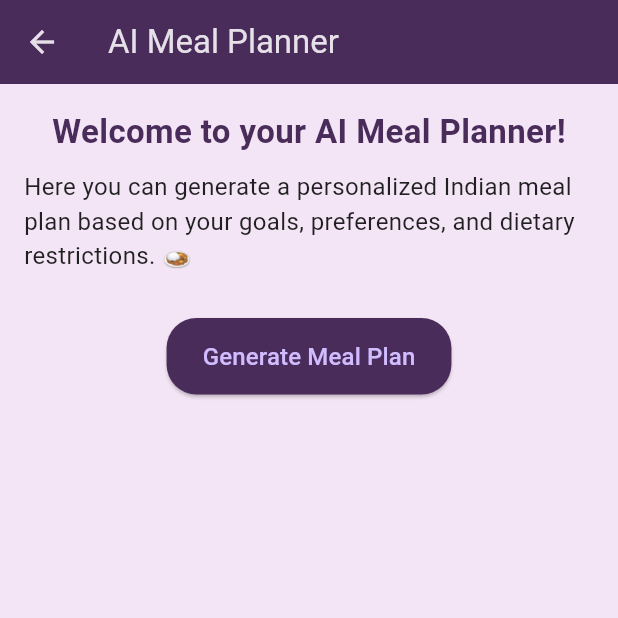
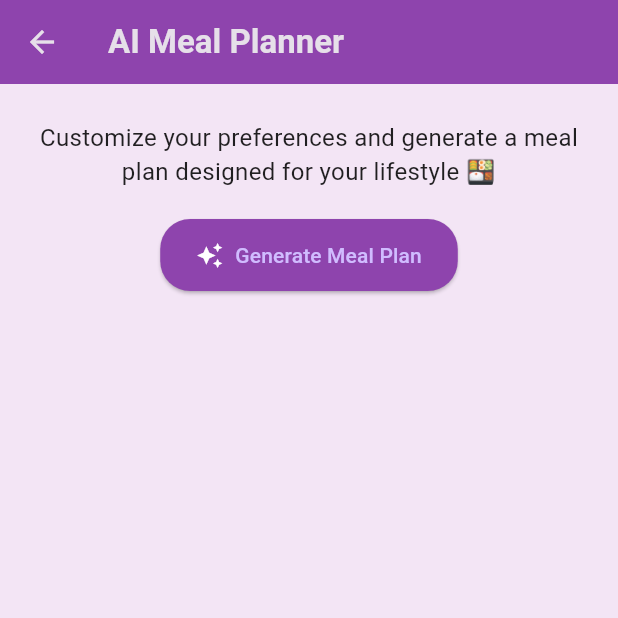
Before and after one commit to CodeOtter11/meal_planner, a Flutter app: the MealPlanGeneratorPage screen opened directly, on a phone screen of 412 x 824 dp, the top half of it. Run offline on Flutter 3.47's test engine with Material 3 defaults, Android fonts, the phone set to English and light mode, and no system bars.

Commit message:
Redesigned te meal plan generator page

```diff
--- a/lib/meal_plan_generator_page.dart
+++ b/lib/meal_plan_generator_page.dart
@@ -25,15 +25,22 @@ class _MealPlanGeneratorPageState extends State<MealPlanGeneratorPage> {
 
   final List<String> genders = ['Male', 'Female', 'Other'];
   final List<String> goals = ['Lose Weight', 'Maintain Weight', 'Gain Muscle'];
-  final List<String> dietaryPreferences = ['Vegetarian', 'Vegan', 'Non-Vegetarian', 'Keto', 'Paleo'];
+  final List<String> dietaryPreferences = [
+    'Vegetarian',
+    'Vegan',
+    'Non-Vegetarian',
+    'Keto',
+    'Paleo'
+  ];
 
-  // Spoonacular API key (replace with your own)
+  // Spoonacular API key
   final String apiKey = 'e65793b8783e499fb8c80e6902f70c46';
 
   Future<void> generateMealPlan() async {
     if (_formKey.currentState!.validate()) {
       final String diet = dietaryPreference ?? 'balanced';
-      final String intolerances = allergiesController.text.isNotEmpty ? allergiesController.text : 'peanuts';
+      final String intolerances =
+      allergiesController.text.isNotEmpty ? allergiesController.text : 'peanuts';
       final String targetCalories = _calculateTargetCalories().toString();
 
       final url = Uri.parse(
@@ -47,21 +54,22 @@ class _MealPlanGeneratorPageState extends State<MealPlanGeneratorPage> {
           final meals = data['meals'];
           final nutrients = data['nutrients'];
           final mealPlan = StringBuffer();
-          mealPlan.write('Daily Indian Meal Plan:\n');
+          mealPlan.write('🍛 **Your Indian Meal Plan** 🍛\n\n');
           for (var meal in meals) {
-            mealPlan.write('- ${meal['title']} (Ready in ${meal['readyInMinutes']} mins, Servings: ${meal['servings']})\n');
+            mealPlan.write(
+                '• ${meal['title']} (⏱ ${meal['readyInMinutes']} mins, 🍽 Servings: ${meal['servings']})\n');
           }
-          mealPlan.write('Nutrients: Calories: ${nutrients['calories'].toStringAsFixed(2)}, '
-              'Protein: ${nutrients['protein'].toStringAsFixed(2)} g, '
-              'Fat: ${nutrients['fat'].toStringAsFixed(2)} g, '
-              'Carbs: ${nutrients['carbohydrates'].toStringAsFixed(2)} g');
+          mealPlan.write(
+              '\n**Nutrients Summary:**\nCalories: ${nutrients['calories'].toStringAsFixed(2)} kcal\nProtein: ${nutrients['protein'].toStringAsFixed(2)} g\nFat: ${nutrients['fat'].toStringAsFixed(2)} g\nCarbs: ${nutrients['carbohydrates'].toStringAsFixed(2)} g');
 
           setState(() {
             mealPlanResult = mealPlan.toString();
+            showForm = false; // close popup
           });
         } else {
           setState(() {
-            mealPlanResult = 'Failed to generate meal plan. Status: ${response.statusCode}. Please check your API key or try again later.';
+            mealPlanResult =
+            'Failed to generate meal plan. Please check your API key or try again later.';
           });
         }
       } catch (e) {
@@ -79,16 +87,36 @@ class _MealPlanGeneratorPageState extends State<MealPlanGeneratorPage> {
     final String genderValue = gender ?? 'Male';
     final String goalValue = goal ?? 'Maintain Weight';
 
-    // Simplified BMR calculation (Mifflin-St Jeor Equation)
     double bmr = genderValue == 'Male'
         ? 10 * weight + 6.25 * height - 5 * age + 5
         : 10 * weight + 6.25 * height - 5 * age - 161;
 
-    // Adjust for goal
-    if (goalValue == 'Lose Weight') bmr *= 0.85; // 15% deficit
-    if (goalValue == 'Gain Muscle') bmr *= 1.15; // 15% surplus
+    if (goalValue == 'Lose Weight') bmr *= 0.85;
+    if (goalValue == 'Gain Muscle') bmr *= 1.15;
 
     return bmr.round();
+  }
+
+  // Helper for consistent text field design
+  InputDecoration _inputDecoration(String label) {
+    return InputDecoration(
+      labelText: label,
+      filled: true,
+      fillColor: Colors.white,
+      labelStyle: const TextStyle(color: Color(0xFF6C3483), fontWeight: FontWeight.w500),
+      border: OutlineInputBorder(
+        borderRadius: BorderRadius.circular(15),
+        borderSide: const BorderSide(color: Color(0xFFB57EDC), width: 1.5),
+      ),
+      enabledBorder: OutlineInputBorder(
+        borderRadius: BorderRadius.circular(15),
+        borderSide: const BorderSide(color: Color(0xFFB57EDC), width: 1.5),
+      ),
+      focusedBorder: OutlineInputBorder(
+        borderRadius: BorderRadius.circular(15),
+        borderSide: const BorderSide(color: Color(0xFF8E44AD), width: 2),
+      ),
+    );
   }
 
   @override
@@ -96,178 +124,53 @@ class _MealPlanGeneratorPageState extends State<MealPlanGeneratorPage> {
     return Scaffold(
       backgroundColor: const Color(0xFFF3E5F5),
       appBar: AppBar(
-        backgroundColor: const Color(0xFF4A2C5A),
-        title: const Text('AI Meal Planner'),
+        backgroundColor: const Color(0xFF8E44AD),
+        title: const Text('AI Meal Planner', style: TextStyle(fontWeight: FontWeight.w600)),
       ),
-      body: SingleChildScrollView(
+      body: Stack(
+        children: [
+          // Main content
+          SingleChildScrollView(
             child: Padding(
-          padding: const EdgeInsets.all(16.0),
+              padding: const EdgeInsets.all(24.0),
               child: Column(
                 children: [
                   const Text(
-                'Welcome to your AI Meal Planner!',
-                style: TextStyle(fontSize: 22, fontWeight: FontWeight.bold, color: Color(0xFF4A2C5A)),
-              ),
-              const SizedBox(height: 10),
-              const Text(
-                'Here you can generate a personalized Indian meal plan based on your goals, preferences, and dietary restrictions. 🍛',
+                    'Customize your preferences and generate a meal plan designed for your lifestyle 🍱',
+                    textAlign: TextAlign.center,
                     style: TextStyle(fontSize: 16, color: Colors.black87),
                   ),
-              const SizedBox(height: 30),
-              ElevatedButton(
+                  const SizedBox(height: 20),
+                  ElevatedButton.icon(
+                    onPressed: () {
+                      setState(() => showForm = true);
+                    },
+                    icon: const Icon(Icons.auto_awesome, color: Colors.white),
+                    label: const Text('Generate Meal Plan'),
                     style: ElevatedButton.styleFrom(
-                  backgroundColor: const Color(0xFF4A2C5A),
+                      backgroundColor: const Color(0xFF8E44AD),
                       padding: const EdgeInsets.symmetric(horizontal: 24, vertical: 14),
                       shape: RoundedRectangleBorder(
                         borderRadius: BorderRadius.circular(20),
                       ),
                     ),
-                onPressed: () {
-                  setState(() {
-                    showForm = true;
-                  });
-                },
-                child: const Text('Generate Meal Plan', style: TextStyle(fontSize: 16)),
                   ),
-              const SizedBox(height: 20),
-              if (showForm)
-                Center(
-                  child: Card(
-                    elevation: 8,
-                    shape: RoundedRectangleBorder(borderRadius: BorderRadius.circular(20)),
+                  const SizedBox(height: 30),
+                  if (mealPlanResult != null && mealPlanResult!.isNotEmpty)
+                    Card(
+                      elevation: 10,
                       color: Colors.white,
-                    child: Container(
-                      width: MediaQuery.of(context).size.width * 0.5,
-                      padding: const EdgeInsets.all(20),
-                      child: Form(
-                        key: _formKey,
-                        child: Column(
-                          crossAxisAlignment: CrossAxisAlignment.start,
-                          children: [
-                            const Text(
-                              'Generate Your Meal Plan 🍽️',
-                              style: TextStyle(fontSize: 20, fontWeight: FontWeight.bold, color: Color(0xFF4A2C5A)),
-                            ),
-                            const SizedBox(height: 15),
-                            TextFormField(
-                              controller: ageController,
-                              keyboardType: TextInputType.number,
-                              decoration: const InputDecoration(
-                                labelText: 'Age',
-                                border: OutlineInputBorder(borderSide: BorderSide(color: Colors.grey)),
-                                filled: true,
-                                fillColor: Colors.white,
-                              ),
-                              validator: (value) => value!.isEmpty ? 'Enter your age' : null,
-                            ),
-                            const SizedBox(height: 10),
-                            DropdownButtonFormField<String>(
-                              value: gender,
-                              decoration: const InputDecoration(
-                                labelText: 'Gender',
-                                border: OutlineInputBorder(borderSide: BorderSide(color: Colors.grey)),
-                                filled: true,
-                                fillColor: Colors.white,
-                              ),
-                              items: genders
-                                  .map((g) => DropdownMenuItem(value: g, child: Text(g)))
-                                  .toList(),
-                              onChanged: (val) => setState(() => gender = val),
-                              validator: (value) => value == null ? 'Select gender' : null,
-                            ),
-                            const SizedBox(height: 10),
-                            TextFormField(
-                              controller: heightController,
-                              keyboardType: TextInputType.number,
-                              decoration: const InputDecoration(
-                                labelText: 'Height (cm)',
-                                border: OutlineInputBorder(borderSide: BorderSide(color: Colors.grey)),
-                                filled: true,
-                                fillColor: Colors.white,
-                              ),
-                              validator: (value) => value!.isEmpty ? 'Enter your height' : null,
-                            ),
-                            const SizedBox(height: 10),
-                            TextFormField(
-                              controller: weightController,
-                              keyboardType: TextInputType.number,
-                              decoration: const InputDecoration(
-                                labelText: 'Weight (kg)',
-                                border: OutlineInputBorder(borderSide: BorderSide(color: Colors.grey)),
-                                filled: true,
-                                fillColor: Colors.white,
-                              ),
-                              validator: (value) => value!.isEmpty ? 'Enter your weight' : null,
-                            ),
-                            const SizedBox(height: 10),
-                            DropdownButtonFormField<String>(
-                              value: goal,
-                              decoration: const InputDecoration(
-                                labelText: 'Goal',
-                                border: OutlineInputBorder(borderSide: BorderSide(color: Colors.grey)),
-                                filled: true,
-                                fillColor: Colors.white,
-                              ),
-                              items: goals
-                                  .map((g) => DropdownMenuItem(value: g, child: Text(g)))
-                                  .toList(),
-                              onChanged: (val) => setState(() => goal = val),
-                              validator: (value) => value == null ? 'Select goal' : null,
-                            ),
-                            const SizedBox(height: 10),
-                            TextFormField(
-                              controller: allergiesController,
-                              decoration: const InputDecoration(
-                                labelText: 'Allergies',
-                                border: OutlineInputBorder(borderSide: BorderSide(color: Colors.grey)),
-                                filled: true,
-                                fillColor: Colors.white,
-                              ),
-                            ),
-                            const SizedBox(height: 10),
-                            DropdownButtonFormField<String>(
-                              value: dietaryPreference,
-                              decoration: const InputDecoration(
-                                labelText: 'Dietary Preference',
-                                border: OutlineInputBorder(borderSide: BorderSide(color: Colors.grey)),
-                                filled: true,
-                                fillColor: Colors.white,
-                              ),
-                              items: dietaryPreferences
-                                  .map((g) => DropdownMenuItem(value: g, child: Text(g)))
-                                  .toList(),
-                              onChanged: (val) => setState(() => dietaryPreference = val),
-                            ),
-                            const SizedBox(height: 20),
-                            ElevatedButton(
-                              style: ElevatedButton.styleFrom(
-                                backgroundColor: const Color(0xFF4A2C5A),
-                                padding: const EdgeInsets.symmetric(horizontal: 24, vertical: 14),
                       shape: RoundedRectangleBorder(
                         borderRadius: BorderRadius.circular(20),
                       ),
-                              ),
-                              onPressed: generateMealPlan,
-                              child: const Text('Generate Now'),
-                            ),
-                          ],
-                        ),
-                      ),
-                    ),
-                  ),
-                ),
-              if (mealPlanResult != null && mealPlanResult!.isNotEmpty)
-                Padding(
-                  padding: const EdgeInsets.all(16.0),
-                  child: Card(
-                    elevation: 8,
-                    color: Colors.white,
-                    shape: RoundedRectangleBorder(borderRadius: BorderRadius.circular(20)),
                       child: Padding(
-                      padding: const EdgeInsets.all(16.0),
+                        padding: const EdgeInsets.all(20.0),
                         child: Text(
                           mealPlanResult!,
-                        style: const TextStyle(fontSize: 16, color: Colors.black87),
+                          style: const TextStyle(
+                            fontSize: 16,
+                            color: Colors.black87,
+                            height: 1.5,
                           ),
                         ),
                       ),
@@ -276,6 +179,130 @@ class _MealPlanGeneratorPageState extends State<MealPlanGeneratorPage> {
               ),
             ),
           ),
+
+          // Popup form overlay
+          if (showForm)
+            GestureDetector(
+              onTap: () => setState(() => showForm = false),
+              child: Container(
+                color: Colors.black.withOpacity(0.4),
+                width: double.infinity,
+                height: double.infinity,
+                child: Center(
+                  child: AnimatedContainer(
+                    duration: const Duration(milliseconds: 300),
+                    curve: Curves.easeInOut,
+                    width: MediaQuery.of(context).size.width * 0.4,
+                    child: Card(
+                      elevation: 20,
+                      color: Colors.white,
+                      shape: RoundedRectangleBorder(
+                        borderRadius: BorderRadius.circular(25),
+                      ),
+                      child: Padding(
+                        padding: const EdgeInsets.all(24.0),
+                        child: Form(
+                          key: _formKey,
+                          child: SingleChildScrollView(
+                            child: Column(
+                              crossAxisAlignment: CrossAxisAlignment.start,
+                              mainAxisSize: MainAxisSize.min,
+                              children: [
+                                const Text(
+                                  'Fill Your Details 🍽️',
+                                  style: TextStyle(
+                                    fontSize: 18,
+                                    fontWeight: FontWeight.bold,
+                                    color: Color(0xFF6C3483),
+                                  ),
+                                ),
+                                const SizedBox(height: 16),
+                                TextFormField(
+                                  controller: ageController,
+                                  keyboardType: TextInputType.number,
+                                  decoration: _inputDecoration('Age'),
+                                  validator: (v) => v!.isEmpty ? 'Enter your age' : null,
+                                ),
+                                const SizedBox(height: 12),
+                                DropdownButtonFormField<String>(
+                                  value: gender,
+                                  decoration: _inputDecoration('Gender'),
+                                  items: genders
+                                      .map((g) => DropdownMenuItem(value: g, child: Text(g)))
+                                      .toList(),
+                                  onChanged: (val) => setState(() => gender = val),
+                                  validator: (v) => v == null ? 'Select gender' : null,
+                                ),
+                                const SizedBox(height: 12),
+                                TextFormField(
+                                  controller: heightController,
+                                  keyboardType: TextInputType.number,
+                                  decoration: _inputDecoration('Height (cm)'),
+                                  validator: (v) => v!.isEmpty ? 'Enter your height' : null,
+                                ),
+                                const SizedBox(height: 12),
+                                TextFormField(
+                                  controller: weightController,
+                                  keyboardType: TextInputType.number,
+                                  decoration: _inputDecoration('Weight (kg)'),
+                                  validator: (v) => v!.isEmpty ? 'Enter your weight' : null,
+                                ),
+                                const SizedBox(height: 12),
+                                DropdownButtonFormField<String>(
+                                  value: goal,
+                                  decoration: _inputDecoration('Goal'),
+                                  items: goals
+                                      .map((g) => DropdownMenuItem(value: g, child: Text(g)))
+                                      .toList(),
+                                  onChanged: (val) => setState(() => goal = val),
+                                  validator: (v) => v == null ? 'Select goal' : null,
+                                ),
+                                const SizedBox(height: 12),
+                                TextFormField(
+                                  controller: allergiesController,
+                                  decoration: _inputDecoration('Allergies (if any)'),
+                                ),
+                                const SizedBox(height: 12),
+                                DropdownButtonFormField<String>(
+                                  value: dietaryPreference,
+                                  decoration: _inputDecoration('Dietary Preference'),
+                                  items: dietaryPreferences
+                                      .map((g) => DropdownMenuItem(value: g, child: Text(g)))
+                                      .toList(),
+                                  onChanged: (val) =>
+                                      setState(() => dietaryPreference = val),
+                                ),
+                                const SizedBox(height: 20),
+                                Align(
+                                  alignment: Alignment.center,
+                                  child: ElevatedButton(
+                                    onPressed: generateMealPlan,
+                                    style: ElevatedButton.styleFrom(
+                                      backgroundColor: const Color(0xFF8E44AD),
+                                      padding: const EdgeInsets.symmetric(
+                                          horizontal: 40, vertical: 14),
+                                      shape: RoundedRectangleBorder(
+                                        borderRadius: BorderRadius.circular(20),
+                                      ),
+                                    ),
+                                    child: const Text(
+                                      'Generate Now',
+                                      style: TextStyle(color: Colors.white),
+                                    ),
+                                  ),
+                                ),
+                              ],
+                            ),
+                          ),
+                        ),
+                      ),
+                    ),
+                  ),
+                ),
+              ),
+            ),
+        ],
+      ),
     );
   }
 }
```
Lines whose indentation alone changed are shown as unchanged.
